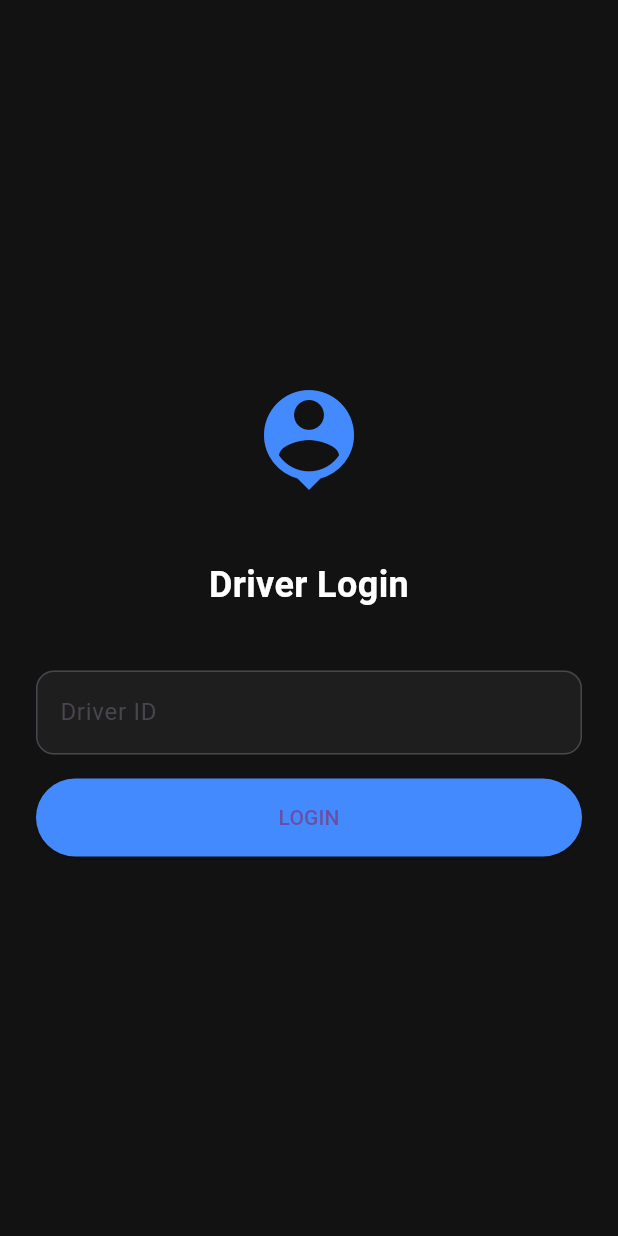
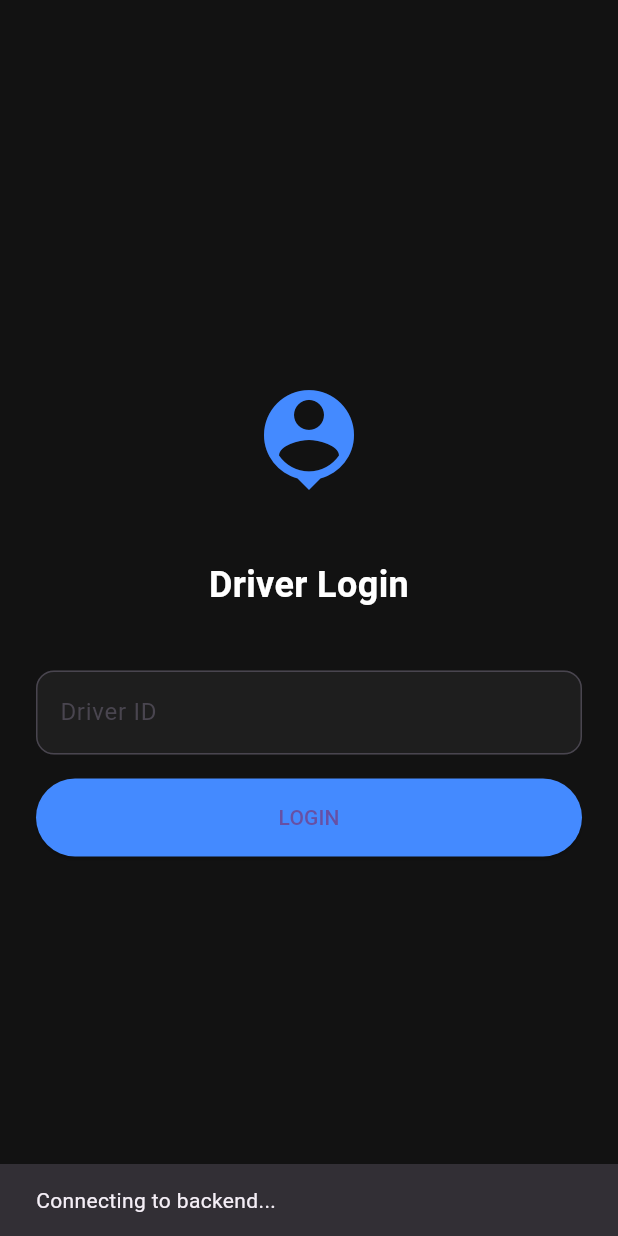
Before and after one commit to chanul26/lamigo-platform, a Flutter app: the screen it shows after launch, after a tap on "LOGIN", on a phone screen of 412 x 824 dp. Run offline on Flutter 3.47's test engine with Material 3 defaults, Android fonts, the phone set to English and light mode, and no system bars; network calls fail.

Commit message:
fix: wired mobile app to local docker backend via 10.0.2.2

```diff
--- /dev/null
+++ b/mobile-app/lib/core/constants.dart
@@ -0,0 +1,3 @@
+/// API base URL for backend requests.
+/// Use 10.0.2.2 on Android emulator to reach the host machine's localhost.
+const String apiBaseUrl = 'http://10.0.2.2:8000/api/v1';
--- a/mobile-app/lib/login_screen.dart
+++ b/mobile-app/lib/login_screen.dart
@@ -1,4 +1,6 @@
 import 'package:flutter/material.dart';
+
+import 'services/api_service.dart';
 
 class LoginScreen extends StatelessWidget {
   const LoginScreen({super.key});
@@ -22,7 +24,12 @@ class LoginScreen extends StatelessWidget {
             ),
             const SizedBox(height: 16),
             ElevatedButton(
-              onPressed: () => debugPrint("Login attempt"),
+              onPressed: () async {
+                ScaffoldMessenger.of(context).showSnackBar(
+                  const SnackBar(content: Text('Connecting to backend...')),
+                );
+                await ApiService().login('dummy', 'dummy');
+              },
               style: ElevatedButton.styleFrom(backgroundColor: Colors.blueAccent, padding: const EdgeInsets.symmetric(vertical: 16)),
               child: const Text("LOGIN"),
             ),
--- /dev/null
+++ b/mobile-app/lib/services/api_service.dart
@@ -0,0 +1,20 @@
+import 'package:flutter/foundation.dart';
+import 'package:http/http.dart' as http;
+
+import '../core/constants.dart';
+
+class ApiService {
+  Future<bool> login(String driverId, String password) async {
+    try {
+      // We override the base URL just for the health check
+      final response = await http.get(Uri.parse('http://10.0.2.2:8000/api/health'));
+      if (response.statusCode == 200) {
+        debugPrint('Backend Connected!');
+        return true;
+      }
+      return false;
+    } catch (e) {
+      return false;
+    }
+  }
+}
--- a/mobile-app/pubspec.yaml
+++ b/mobile-app/pubspec.yaml
@@ -34,6 +34,7 @@ dependencies:
   # The following adds the Cupertino Icons font to your application.
   # Use with the CupertinoIcons class for iOS style icons.
   cupertino_icons: ^1.0.8
+  http: ^1.6.0
 
 dev_dependencies:
   flutter_test:
```
Also changed, not shown: mobile-app/pubspec.lock.
